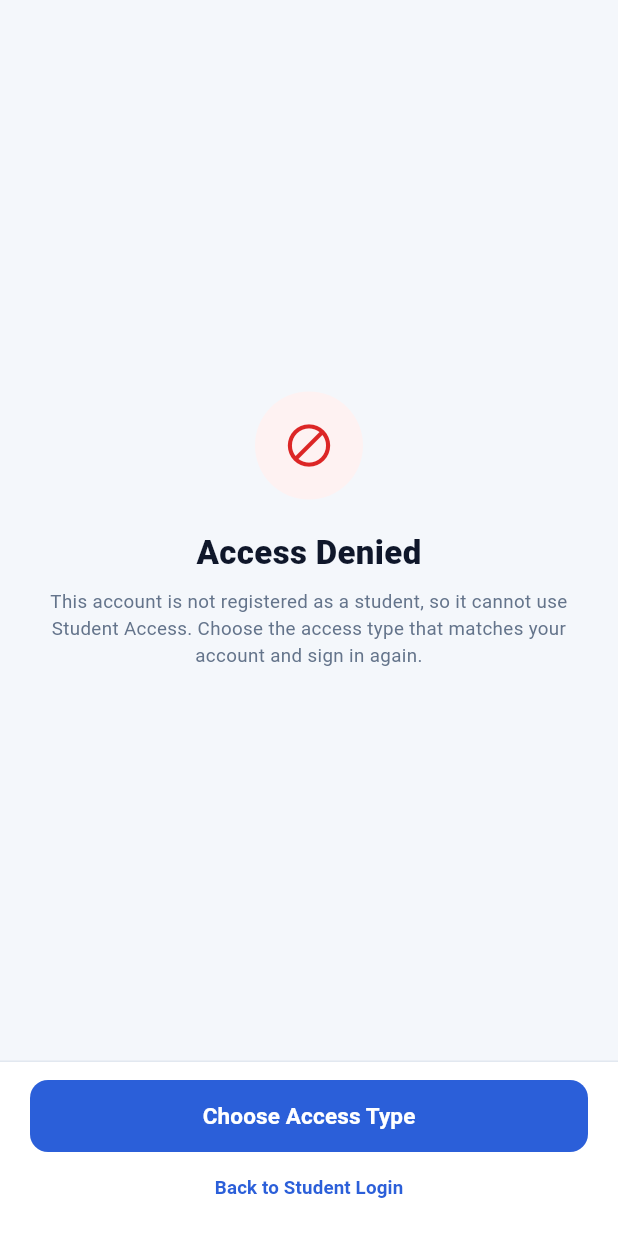
After one commit to ibad-r/e-clearance-mobile, a Flutter app: the StudentAccessDeniedScreen screen opened by its route, on a phone screen of 412 x 824 dp. The commit adds this screen. Run offline on Flutter 3.47's test engine with Material 3 defaults, Android fonts, the phone set to English and light mode, and no system bars; our stand-ins replace flutter_secure_storage; accounts and stored records are empty.

Commit message:
feat: add student access denied screen

```diff
--- a/lib/core/routes.dart
+++ b/lib/core/routes.dart
@@ -6,6 +6,7 @@ import '../features/clearance/screens/review_screen.dart';
 import '../features/clearance/screens/success_screen.dart';
 import '../features/clearance/screens/progress_screen.dart';
 import '../features/role_selection/role_selection_screen.dart';
+import '../features/student/screens/student_access_denied_screen.dart';
 import '../features/student/screens/student_login_entry.dart';
 import '../features/student/screens/student_shell.dart';
 
@@ -25,6 +26,7 @@ class AppRoutes {
   // Student
   static const studentLogin = '/student/login';
   static const studentHome = '/student/home';
+  static const studentAccessDenied = '/student/access-denied';
 
   static Map<String, WidgetBuilder> get table => {
     roleSelection: (_) => const RoleSelectionScreen(),
@@ -36,5 +38,6 @@ class AppRoutes {
     progress: (_) => const ProgressScreen(),
     studentLogin: (_) => const StudentLoginEntry(),
     studentHome: (_) => const StudentShell(),
+    studentAccessDenied: (_) => const StudentAccessDeniedScreen(),
   };
 }
--- /dev/null
+++ b/lib/features/student/screens/student_access_denied_screen.dart
@@ -0,0 +1,110 @@
+import 'package:flutter/material.dart';
+import '../../../core/routes.dart';
+import '../../../core/theme/app_theme.dart';
+
+/// Shown when an account that is not a Student signs in on the Student path.
+/// The real trigger will be the server's role check once the Student auth API
+/// is integrated (the backend stays authoritative).
+class StudentAccessDeniedScreen extends StatelessWidget {
+  const StudentAccessDeniedScreen({super.key});
+
+  @override
+  Widget build(BuildContext context) {
+    return Scaffold(
+      body: SafeArea(
+        child: Column(
+          children: [
+            Expanded(
+              child: Center(
+                child: SingleChildScrollView(
+                  padding: const EdgeInsets.symmetric(horizontal: 24),
+                  child: Column(
+                    mainAxisSize: MainAxisSize.min,
+                    children: [
+                      Container(
+                        width: 72,
+                        height: 72,
+                        decoration: const BoxDecoration(
+                          color: Color(0xFFFEF2F2),
+                          shape: BoxShape.circle,
+                        ),
+                        child: const Icon(
+                          Icons.block,
+                          size: 34,
+                          color: AppTheme.danger,
+                        ),
+                      ),
+                      const SizedBox(height: 20),
+                      const Text(
+                        'Access Denied',
+                        textAlign: TextAlign.center,
+                        style: TextStyle(
+                          fontSize: 22,
+                          fontWeight: FontWeight.w800,
+                          color: AppTheme.textDark,
+                        ),
+                      ),
+                      const SizedBox(height: 8),
+                      const Text(
+                        'This account is not registered as a student, so it '
+                            'cannot use Student Access. Choose the access type '
+                            'that matches your account and sign in again.',
+                        textAlign: TextAlign.center,
+                        style: TextStyle(
+                          fontSize: 12.5,
+                          height: 1.4,
+                          color: AppTheme.textMuted,
+                        ),
+                      ),
+                    ],
+                  ),
+                ),
+              ),
+            ),
+            Container(
+              padding: const EdgeInsets.fromLTRB(20, 12, 20, 8),
+              decoration: const BoxDecoration(
+                color: Colors.white,
+                border: Border(top: BorderSide(color: AppTheme.border)),
+              ),
+              child: Column(
+                mainAxisSize: MainAxisSize.min,
+                children: [
+                  SizedBox(
+                    width: double.infinity,
+                    height: 48,
+                    child: ElevatedButton(
+                      onPressed: () => Navigator.pushNamedAndRemoveUntil(
+                        context,
+                        AppRoutes.roleSelection,
+                            (route) => false,
+                      ),
+                      style: ElevatedButton.styleFrom(
+                        backgroundColor: AppTheme.primary,
+                        foregroundColor: Colors.white,
+                        elevation: 0,
+                        shape: RoundedRectangleBorder(
+                            borderRadius: BorderRadius.circular(12)),
+                      ),
+                      child: const Text('Choose Access Type',
+                          style: TextStyle(
+                              fontSize: 15, fontWeight: FontWeight.w700)),
+                    ),
+                  ),
+                  TextButton(
+                    onPressed: () => Navigator.pop(context),
+                    child: const Text(
+                      'Back to Student Login',
+                      style: TextStyle(
+                          fontSize: 12.5, fontWeight: FontWeight.w600),
+                    ),
+                  ),
+                ],
+              ),
+            ),
+          ],
+        ),
+      ),
+    );
+  }
+}
--- a/lib/features/student/screens/student_login_entry.dart
+++ b/lib/features/student/screens/student_login_entry.dart
@@ -3,7 +3,7 @@ import 'package:flutter/material.dart';
 import '../../../core/routes.dart';
 import 'student_login_screen.dart';
 
-/// Wraps the login screen. In debug builds only, it adds a shortcut to the
+/// Wraps the login screen. In debug builds only, it adds shortcuts to the
 /// Student screens because real Student login is not connected yet.
 /// Remove this wrapper when the Student auth API is integrated.
 class StudentLoginEntry extends StatelessWidget {
@@ -21,13 +21,26 @@ class StudentLoginEntry extends StatelessWidget {
             child: SafeArea(
               child: Material(
                 color: Colors.transparent,
-                child: TextButton(
+                child: Row(
+                  mainAxisSize: MainAxisSize.min,
+                  children: [
+                    TextButton(
+                      onPressed: () => Navigator.pushNamed(
+                          context, AppRoutes.studentAccessDenied),
+                      child: const Text(
+                        'Denied (debug)',
+                        style: TextStyle(fontSize: 12, color: Colors.grey),
+                      ),
+                    ),
+                    TextButton(
                       onPressed: () =>
                           Navigator.pushNamed(context, AppRoutes.studentHome),
                       child: const Text(
                         'Preview (debug)',
                         style: TextStyle(fontSize: 12, color: Colors.grey),
                       ),
+                    ),
+                  ],
                 ),
               ),
             ),
```
Lines whose indentation alone changed are shown as unchanged.
